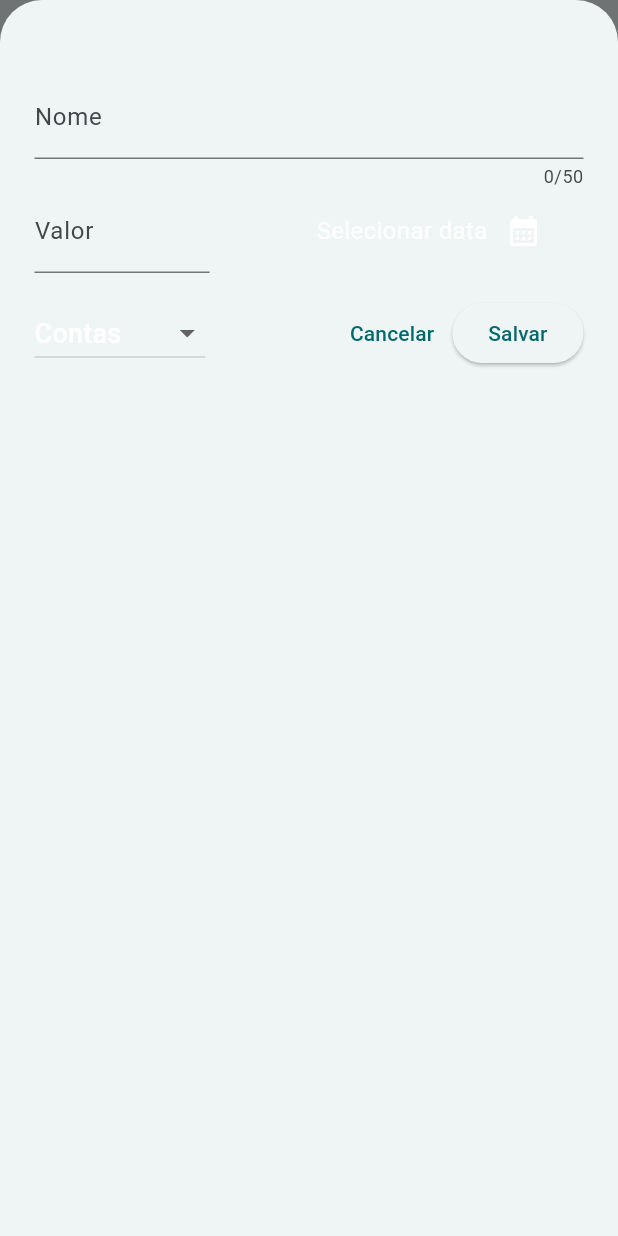
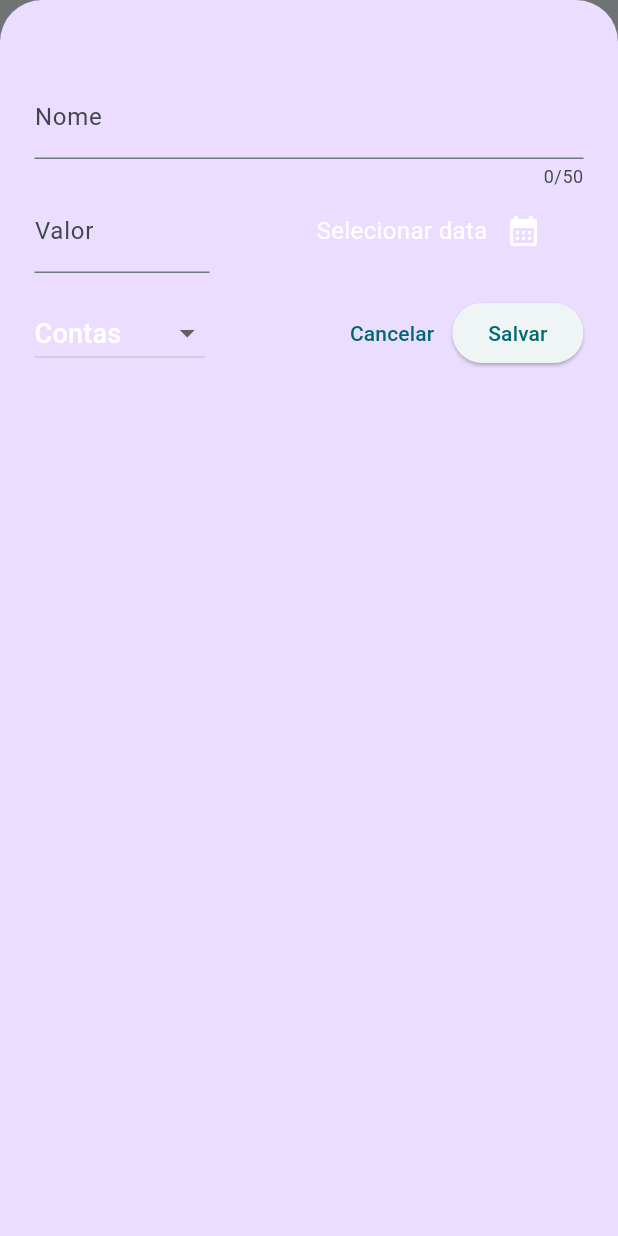
Before and after one commit to MSaJS/shadow_finces, a Flutter app: the screen it shows after launch, after a tap on the "add" icon, on a phone screen of 412 x 824 dp. Run offline on Flutter 3.47's test engine with Material 3 defaults, Android fonts, the phone set to English and light mode, and no system bars.

Commit message:
color changing test

```diff
--- a/lib/main.dart
+++ b/lib/main.dart
@@ -4,11 +4,15 @@ import 'package:shadow_finces/widgets/my_expenses.dart';
 
 var kColorScheme = ColorScheme.fromSeed(
   seedColor: const Color(0xff0b8185),
+  primaryContainer: const Color(0xff1f5f61),
+  onPrimaryContainer: Colors.white,
+  onBackground: Colors.black,
 );
 
 var kDarkColorScheme = ColorScheme.fromSeed(
   brightness: Brightness.dark,
   seedColor: const Color(0xff0b8185),
+  primaryContainer: Colors.white,
 );
 
 void main() {
@@ -41,6 +45,9 @@ void main() {
         ),
       ),
       textTheme: ThemeData().textTheme.copyWith(
+            titleLarge: TextStyle(
+              fontSize: 19,
+            ),
             titleMedium: TextStyle(
               fontSize: 18,
             ),
@@ -48,7 +55,7 @@ void main() {
               fontSize: 16,
             ),
           ),
-      iconTheme: IconThemeData().copyWith(color: Colors.white),
+      iconTheme: IconThemeData().copyWith(color: kColorScheme.onPrimaryContainer),
     ),
     home: const MyExpenses(),
   ));
--- a/lib/widgets/expenses_list/expense_item.dart
+++ b/lib/widgets/expenses_list/expense_item.dart
@@ -1,4 +1,5 @@
 import 'package:flutter/material.dart';
+import 'package:shadow_finces/main.dart';
 import 'package:shadow_finces/models/expense.dart';
 
 class ExpenseItem extends StatelessWidget {
@@ -19,12 +20,14 @@ class ExpenseItem extends StatelessWidget {
           children: [
             Text(
               expense.title,
-              style: Theme.of(context).textTheme.titleMedium,
+              style: Theme.of(context).textTheme.titleMedium!.copyWith(color: kColorScheme.onPrimaryContainer),
             ),
             const SizedBox(height: 4),
             Row(
               children: [
-                Text('R\$ ${expense.amount.toStringAsFixed(2)}'),
+                Text('R\$ ${expense.amount.toStringAsFixed(2)}',
+                style: Theme.of(context).textTheme.bodyMedium!.copyWith(color: kColorScheme.onPrimaryContainer),
+                ),
                 const Spacer(),
                 Row(
                   children: [
--- a/lib/widgets/my_expenses.dart
+++ b/lib/widgets/my_expenses.dart
@@ -1,4 +1,5 @@
 import 'package:flutter/material.dart';
+import 'package:shadow_finces/main.dart';
 import 'package:shadow_finces/models/expense.dart';
 import 'package:shadow_finces/widgets/expenses_list/expenses_list.dart';
 import 'package:shadow_finces/widgets/new_expense.dart';
@@ -31,6 +32,7 @@ class _MyExpensesState extends State<MyExpenses> {
       isScrollControlled: true,
       context: context,
       builder: (ctx) => NewExpense(onAddExpense: _addExpense),
+      backgroundColor: ThemeData().colorScheme.copyWith().primaryContainer,
     );
   }
 
@@ -83,7 +85,7 @@ class _MyExpensesState extends State<MyExpenses> {
           ),
           const SizedBox(width: 15),
           Text('Minhas despesas',
-              style: Theme.of(context).textTheme.titleMedium),
+              style: Theme.of(context).textTheme.titleMedium!.copyWith(color: kColorScheme.onBackground)),
           const Spacer(),
           IconButton(
             onPressed: () {},
```
